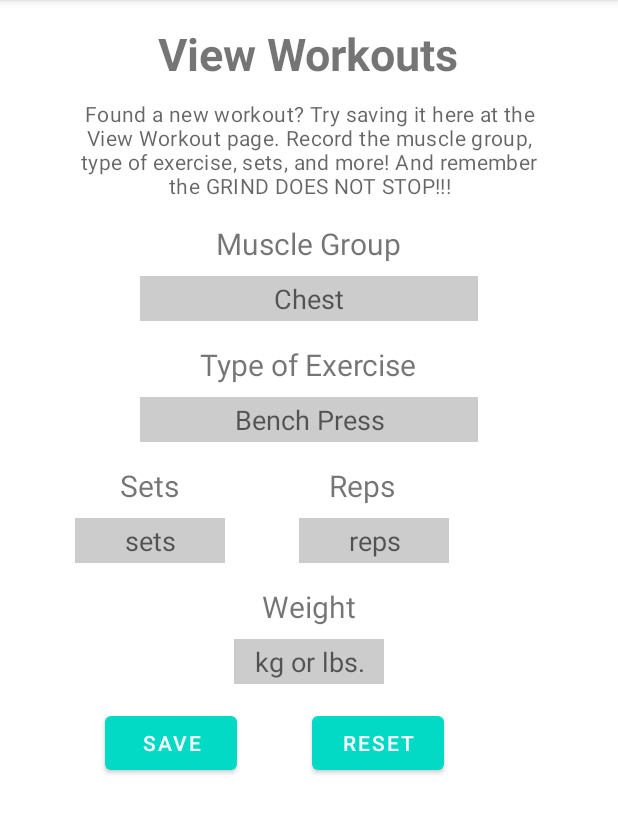
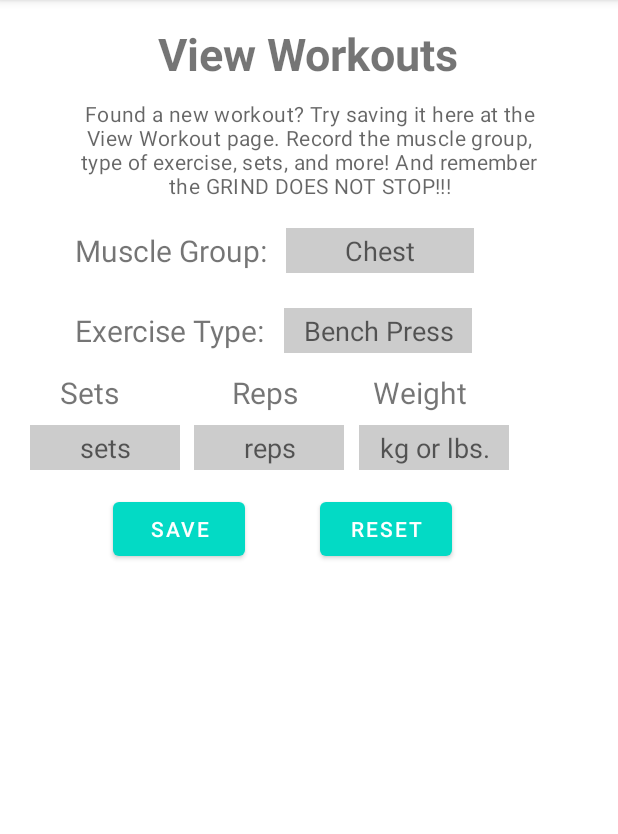
Before and after one commit to AlfredGuimaz/OneFitAll-android, an Android app: the goViewWorkout screen opened directly, with no data from a screen before it, on a phone screen of 412 x 824 dp, the part 84-918 px from its top. Run offline under Robolectric (Android 15) with nearby library versions, the phone set to English and light mode, and no system bars.

Commit message:
Updated the layout for View Workouts. Now we can scroll and see all the workouts.

```diff
--- a/app/src/main/res/layout/activity_go_view_workout.xml
+++ b/app/src/main/res/layout/activity_go_view_workout.xml
@@ -13,7 +13,7 @@
 
         <LinearLayout
             android:layout_width="match_parent"
-            android:layout_height="wrap_content"
+            android:layout_height="match_parent"
             android:orientation="vertical">
 
             <TextView
@@ -34,25 +34,63 @@
                 android:text="@string/viewDescription"
                 android:textAppearance="?attr/textAppearanceBody2"
                 android:textColor="?android:attr/textColorSecondary"/>
+            <LinearLayout
+                android:layout_width="match_parent"
+                android:layout_height="wrap_content"
+                android:orientation="horizontal">
+                <TextView
+                    android:layout_width="wrap_content"
+                    android:layout_height="wrap_content"
+                    android:text="Muscle Group: "
+                    android:textSize="20sp"
+                    android:layout_marginStart="50dp"
+                    android:layout_marginTop="15dp"
+                    android:layout_marginBottom="8dp"
+                    android:layout_gravity="center"/>
+
+                <EditText
+                    android:id="@+id/muscleGroup"
+                    android:layout_width="125dp"
+                    android:layout_height="30dp"
+                    android:hint="Chest"
+                    android:layout_marginTop="15dp"
+                    android:layout_marginStart="8dp"
+                    android:layout_marginBottom="8dp"
+                    android:layout_gravity="center"
+                    android:background="#80999999"
+                    android:gravity="center"/>
+            </LinearLayout>
+
+            <LinearLayout
+                android:layout_width="match_parent"
+                android:layout_height="wrap_content"
+                android:orientation="horizontal">
 
                 <TextView
                     android:layout_width="wrap_content"
                     android:layout_height="wrap_content"
-                android:text="Muscle Group"
+                    android:text="Exercise Type: "
                     android:textSize="20sp"
+                    android:layout_marginStart="50dp"
                     android:layout_marginTop="15dp"
+                    android:layout_marginBottom="8dp"
                     android:layout_gravity="center"/>
 
                 <EditText
-                android:id="@+id/muscleGroup"
-                android:layout_width="225dp"
+                    android:id="@+id/exerciseType"
+                    android:layout_width="125dp"
                     android:layout_height="30dp"
-                android:hint="Chest"
-                android:layout_marginTop="8dp"
+                    android:hint="Bench Press"
+                    android:layout_marginTop="15dp"
+                    android:layout_marginStart="8dp"
+                    android:layout_marginBottom="8dp"
                     android:layout_gravity="center"
                     android:background="#80999999"
                     android:gravity="center"/>
 
+            </LinearLayout>
+
+            <!--
             <TextView
                 android:layout_width="wrap_content"
                 android:layout_height="wrap_content"
@@ -71,6 +109,8 @@
                 android:background="#80999999"
                 android:gravity="center"/>
 
+                -->
+
             <RelativeLayout
                 android:layout_width="match_parent"
                 android:layout_height="wrap_content">
@@ -81,8 +121,8 @@
                     android:layout_height="wrap_content"
                     android:text="Sets"
                     android:textSize="20sp"
-                    android:layout_marginTop="15dp"
-                    android:layout_marginLeft="80dp"
+                    android:layout_marginTop="8dp"
+                    android:layout_marginLeft="40dp"
                     android:layout_gravity="center"/>
 
                 <EditText
@@ -91,13 +131,11 @@
                     android:layout_height="30dp"
                     android:layout_below="@+id/sets"
                     android:layout_marginTop="8dp"
-                    android:layout_marginLeft="50dp"
+                    android:layout_marginLeft="20dp"
                     android:hint="sets"
                     android:inputType="number"
                     android:background="#80999999"
                     android:gravity="center"/>
-
-
 
                 <TextView
                     android:id="@+id/reps"
@@ -105,8 +143,8 @@
                     android:layout_height="wrap_content"
                     android:text="Reps"
                     android:textSize="20sp"
-                    android:layout_marginTop="15dp"
-                    android:layout_marginLeft="100dp"
+                    android:layout_marginTop="8dp"
+                    android:layout_marginLeft="75dp"
                     android:layout_toRightOf="@+id/sets"
                     android:layout_gravity="center"/>
 
@@ -117,14 +155,40 @@
                     android:layout_below="@+id/reps"
                     android:layout_marginTop="8dp"
                     android:layout_toRightOf="@+id/sets"
-                    android:layout_marginLeft="80dp"
+                    android:layout_marginLeft="50dp"
                     android:hint="reps"
                     android:inputType="number"
                     android:background="#80999999"
                     android:gravity="center"/>
 
+                <TextView
+                    android:id="@+id/weights"
+                    android:layout_width="wrap_content"
+                    android:layout_height="wrap_content"
+                    android:text="Weight"
+                    android:textSize="20sp"
+                    android:layout_marginTop="8dp"
+                    android:layout_marginLeft="50dp"
+                    android:layout_toRightOf="@+id/reps"
+                    android:layout_gravity="center"/>
+
+                <EditText
+                    android:id="@+id/viewWeights"
+                    android:layout_width="100dp"
+                    android:layout_height="30dp"
+                    android:layout_below="@+id/weights"
+                    android:hint="kg or lbs."
+                    android:inputType="number"
+                    android:layout_marginTop="8dp"
+                    android:layout_toRightOf="@id/viewReps"
+                    android:layout_marginLeft="10dp"
+                    android:layout_gravity="center"
+                    android:background="#80999999"
+                    android:gravity="center"/>
+
             </RelativeLayout>
 
+            <!--
             <TextView
                 android:layout_width="wrap_content"
                 android:layout_height="wrap_content"
@@ -144,6 +208,8 @@
                 android:background="#80999999"
                 android:gravity="center"/>
 
+                -->
+
             <RelativeLayout
                 android:layout_width="match_parent"
                 android:layout_height="wrap_content">
@@ -154,7 +220,7 @@
                     android:layout_height="wrap_content"
                     android:layout_marginTop="15dp"
                     android:text="Save"
-                    android:layout_marginLeft="70dp"
+                    android:layout_marginLeft="75dp"
                     android:layout_gravity="center"/>
 
                 <Button
--- a/app/src/main/res/layout/view_workout_grid.xml
+++ b/app/src/main/res/layout/view_workout_grid.xml
@@ -3,7 +3,7 @@
     xmlns:android="http://schemas.android.com/apk/res/android"
     xmlns:app="http://schemas.android.com/apk/res-auto"
     android:layout_width="match_parent"
-    android:layout_height="match_parent"
+    android:layout_height="175dp"
     android:id="@+id/viewWorkoutGrid">
 
     <androidx.cardview.widget.CardView
```
Lines whose indentation alone changed are shown as unchanged.
